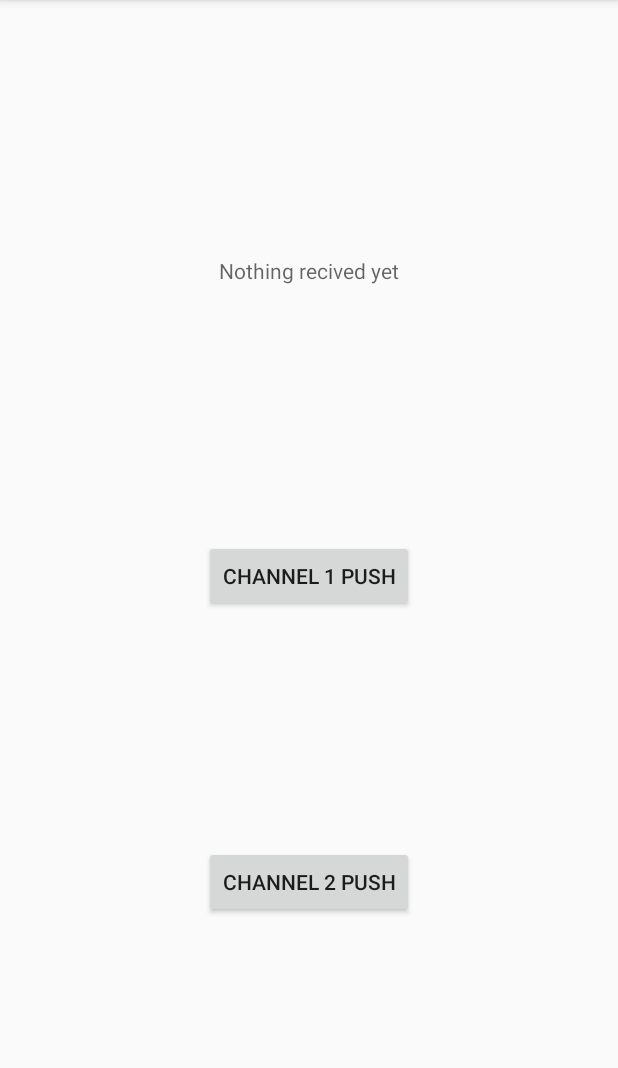
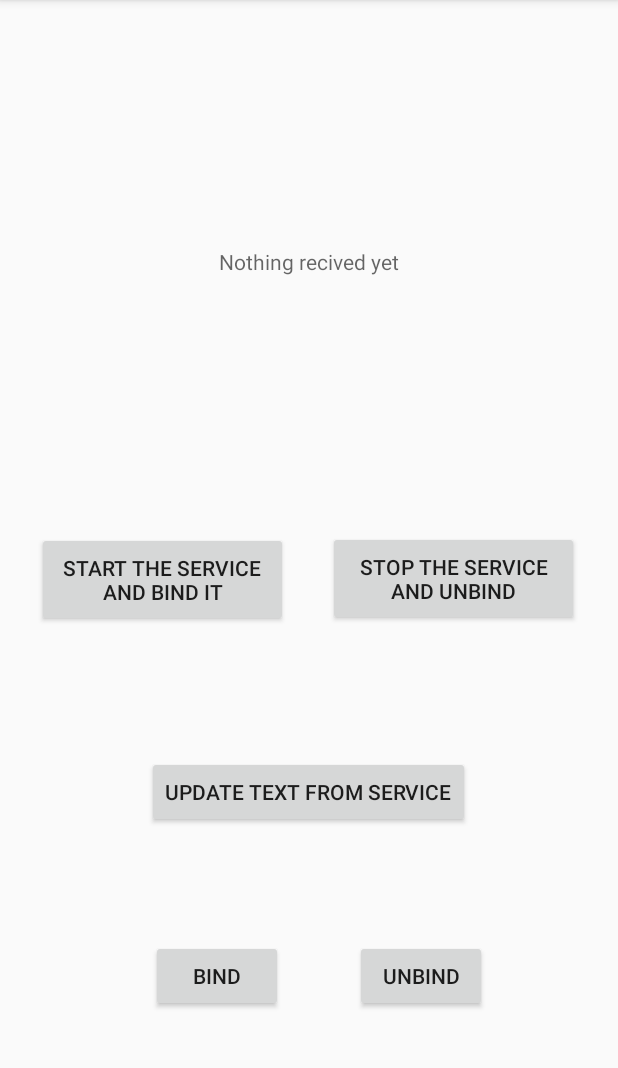
Before and after one commit to anubhab-parallel-reality/JavaAndroidApps, an Android app: the screen it shows after launch (MainActivity), on a phone screen of 412 x 824 dp, the part 84-1152 px from its top. Run offline under Robolectric (Android 15) with nearby library versions, the phone set to English and light mode, and no system bars.

Commit message:
service communication established

```diff
--- a/BackgroundServiceTest/app/src/main/res/layout/activity_main.xml
+++ b/BackgroundServiceTest/app/src/main/res/layout/activity_main.xml
@@ -7,35 +7,91 @@
     tools:context=".MainActivity">
 
     <TextView
+        android:id="@+id/servermessage"
         android:layout_width="wrap_content"
         android:layout_height="wrap_content"
         android:hint="Nothing recived yet"
-        app:layout_constraintBottom_toTopOf="@+id/button"
-        app:layout_constraintEnd_toEndOf="parent"
-        app:layout_constraintStart_toStartOf="parent"
-        app:layout_constraintTop_toTopOf="parent" />
-
-    <Button
-        android:id="@+id/button"
-        android:layout_width="wrap_content"
-        android:layout_height="wrap_content"
-        android:text="Channel 1 push"
         app:layout_constraintBottom_toBottomOf="parent"
         app:layout_constraintEnd_toEndOf="parent"
         app:layout_constraintStart_toStartOf="parent"
         app:layout_constraintTop_toTopOf="parent"
+        app:layout_constraintVertical_bias="0.22000003" />
+
+    <Button
+        android:id="@+id/button"
+        android:layout_width="167dp"
+        android:layout_height="63dp"
+        android:gravity="center"
         android:onClick="startService"
+        android:text="Start the service and Bind it"
+        app:layout_constraintBottom_toBottomOf="parent"
+        app:layout_constraintEnd_toEndOf="parent"
+        app:layout_constraintHorizontal_bias="0.102"
+        app:layout_constraintStart_toStartOf="parent"
+        app:layout_constraintTop_toTopOf="parent"
+        app:layout_constraintVertical_bias="0.503"
         />
 
     <Button
         android:id="@+id/button2"
+        android:layout_width="167dp"
+        android:layout_height="63dp"
+        android:gravity="center"
+        android:onClick="stopService"
+        android:text="Stop the service and unBind"
+        app:layout_constraintBottom_toBottomOf="parent"
+        app:layout_constraintEnd_toEndOf="parent"
+        app:layout_constraintStart_toEndOf="@+id/button"
+        app:layout_constraintTop_toTopOf="parent"
+        app:layout_constraintVertical_bias="0.502" />
+
+    <Button
+        android:id="@+id/button3"
         android:layout_width="wrap_content"
         android:layout_height="wrap_content"
-        android:text="Channel 2 push"
+        android:text="Update text from service"
+        android:onClick="updateMessage"
         app:layout_constraintBottom_toBottomOf="parent"
         app:layout_constraintEnd_toEndOf="parent"
+        app:layout_constraintHorizontal_bias="0.498"
         app:layout_constraintStart_toStartOf="parent"
-        app:layout_constraintTop_toBottomOf="@+id/button"
-        android:onClick="stopService"
-        />
+        app:layout_constraintTop_toTopOf="parent"
+        app:layout_constraintVertical_bias="0.7" />
+
+    <Button
+        android:id="@+id/button4"
+        android:layout_width="wrap_content"
+        android:layout_height="wrap_content"
+        android:text="Bind"
+        app:layout_constraintBottom_toBottomOf="parent"
+        app:layout_constraintEnd_toEndOf="parent"
+        app:layout_constraintHorizontal_bias="0.31"
+        app:layout_constraintStart_toStartOf="parent"
+        app:layout_constraintTop_toTopOf="parent"
+        app:layout_constraintVertical_bias="0.87"
+        android:onClick="bindButton"/>
+
+    <Button
+        android:id="@+id/button6"
+        android:layout_width="wrap_content"
+        android:layout_height="wrap_content"
+        android:text="unbind"
+        app:layout_constraintBottom_toBottomOf="parent"
+        app:layout_constraintEnd_toEndOf="parent"
+        app:layout_constraintHorizontal_bias="0.73"
+        app:layout_constraintStart_toStartOf="parent"
+        app:layout_constraintTop_toTopOf="parent"
+        app:layout_constraintVertical_bias="0.87"
+        android:onClick="unbindButton"/>
+
+    <!--    <TextView-->
+<!--        android:id="@+id/textView"-->
+<!--        android:layout_width="177dp"-->
+<!--        android:layout_height="82dp"-->
+<!--        android:layout_marginTop="8dp"-->
+<!--        android:text="This button does not create or bind the service. It just tries to get the text from service (if existing) and update it"-->
+<!--        app:layout_constraintEnd_toEndOf="parent"-->
+<!--        app:layout_constraintStart_toStartOf="parent"-->
+<!--        app:layout_constraintTop_toBottomOf="@+id/button3" />-->
+
 </androidx.constraintlayout.widget.ConstraintLayout>
```
Also changed, not shown: BackgroundServiceTest/app/src/main/java/com/athreshkiran/backgroundservicetest/MainActivity.java (+85 -30 lines), BackgroundServiceTest/app/src/main/java/com/athreshkiran/backgroundservicetest/RandomNumService.java (+14 -1 lines).
